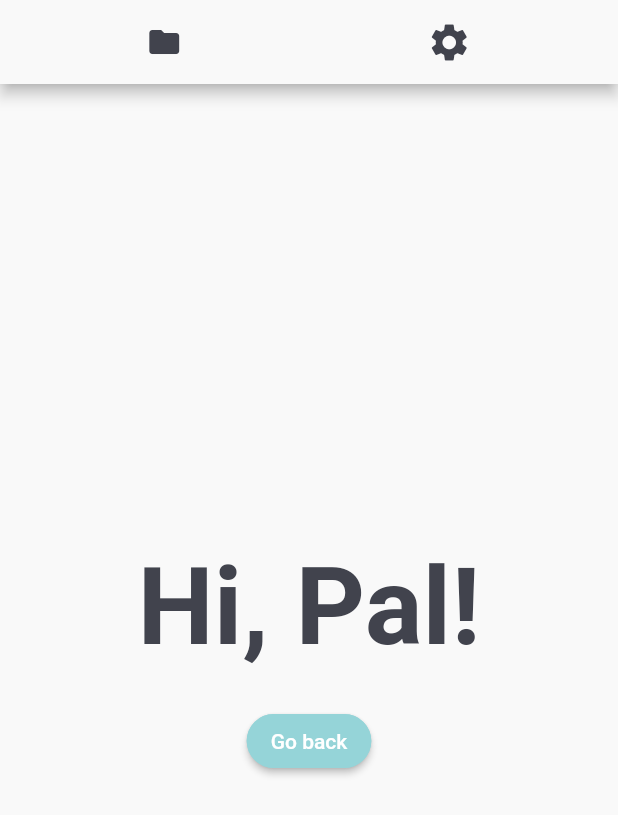
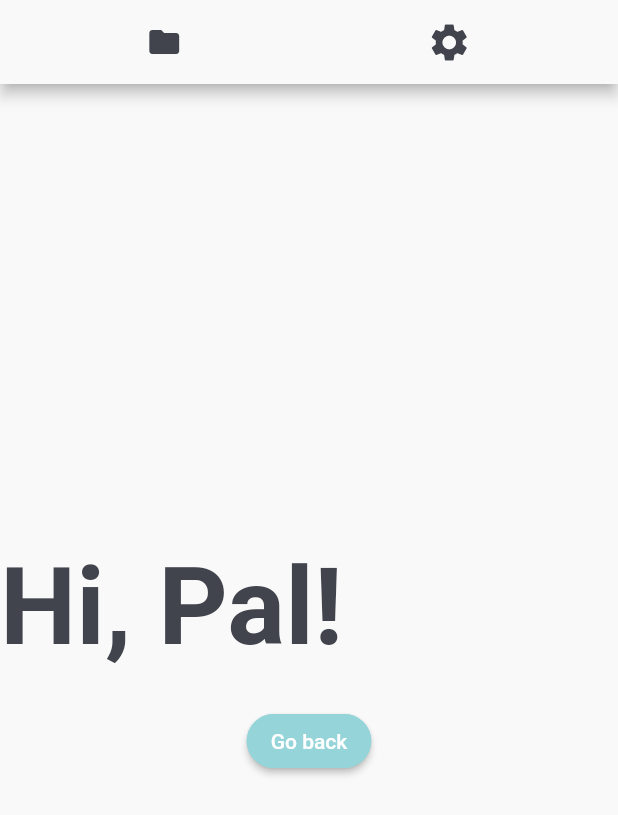
Before and after one commit to voelkc/listening-pal, a Flutter app: the HomePage screen opened directly, on a phone screen of 412 x 824 dp. Shown: the top 815 px of the screen. Run offline on Flutter 3.47's test engine with Material 2 defaults, Android fonts, the phone set to English and light mode, and no system bars; our stand-ins replace google_fonts, introduction_screen; Roboto replaces fonts that are missing (Dongle).

Commit message:
moire bad changes

```diff
--- a/testing_raiham/lib/pages/home.dart
+++ b/testing_raiham/lib/pages/home.dart
@@ -29,11 +29,14 @@ class HomePage extends StatelessWidget {
           child: Column(
             mainAxisAlignment: MainAxisAlignment.center,
             children: [
-              Text(
-                'Hi, Pal!',
-                //style: TextStyle(fontSize: 48, fontWeight: FontWeight.bold),
-                style: GoogleFonts.dongle( textStyle:Theme.of(context).textTheme.headline1),
-              ),
+              Row(mainAxisAlignment: MainAxisAlignment.start,
+              children: [
+                Text(
+                  'Hi, Pal!',
+                  //style: TextStyle(fontSize: 48, fontWeight: FontWeight.bold),
+                  style: GoogleFonts.dongle( textStyle:Theme.of(context).textTheme.headline1),
+                ),
+              ],),
               const SizedBox(height: 24),
               ElevatedButton(
                 style: ButtonStyle(
@@ -43,7 +46,7 @@ class HomePage extends StatelessWidget {
                         RoundedRectangleBorder(
                             borderRadius: BorderRadius.circular(18.0),
                             side: BorderSide(
-                                color: Color.fromRGBO(149, 212, 216, 1))))),
+                                color: Color(0xff95D4D8))))),
                 onPressed: () => goToOnBoarding(context),
                 child: const Text('Go back'),
               ),
```
